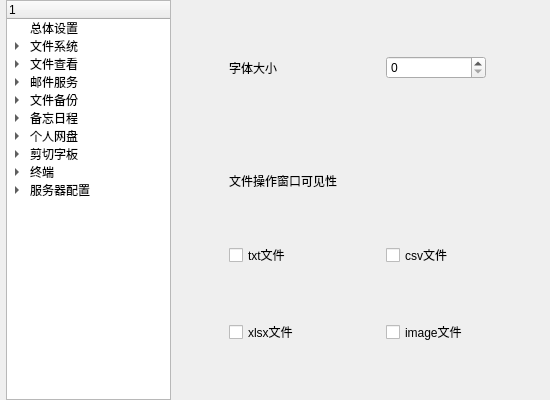
This is Setting/ui/Setting.ui in 3548848289/UniFileHub as Qt 5 draws it before an edit. The edited form follows.
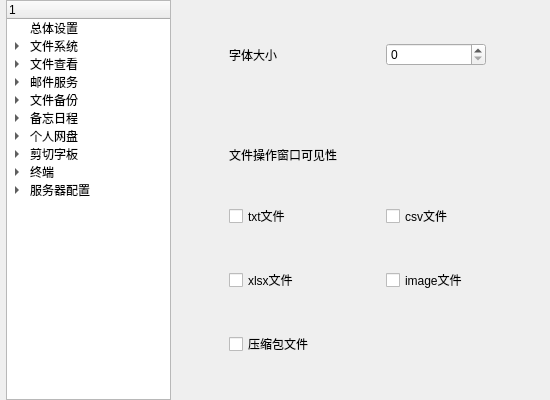
This is the edited form. The open tabs and pages were chosen to show the change. Icons and pictures are not drawn.

Commit message: 压缩包预览完善：ControlWidArchive 工具栏类 + 设置页开关 + 底部可拖动布局

Diff of the .ui file:
```diff
--- a/Setting/ui/Setting.ui
+++ b/Setting/ui/Setting.ui
@@ -374,6 +374,13 @@
          </property>
         </widget>
        </item>
+       <item row="5" column="0">
+        <widget class="QCheckBox" name="file_see_checkBox5">
+         <property name="text">
+          <string>压缩包文件</string>
+         </property>
+        </widget>
+       </item>
        <item row="4" column="0">
         <widget class="QCheckBox" name="file_see_checkBox3">
          <property name="text">
```
The commit also changes 13 other files.
